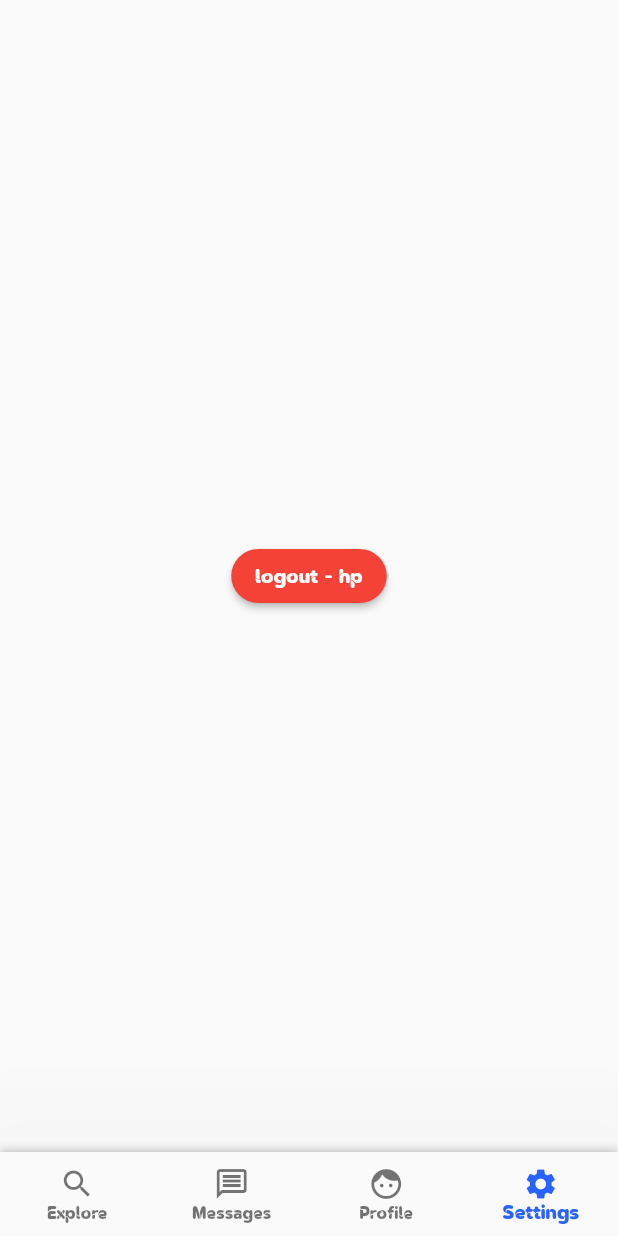
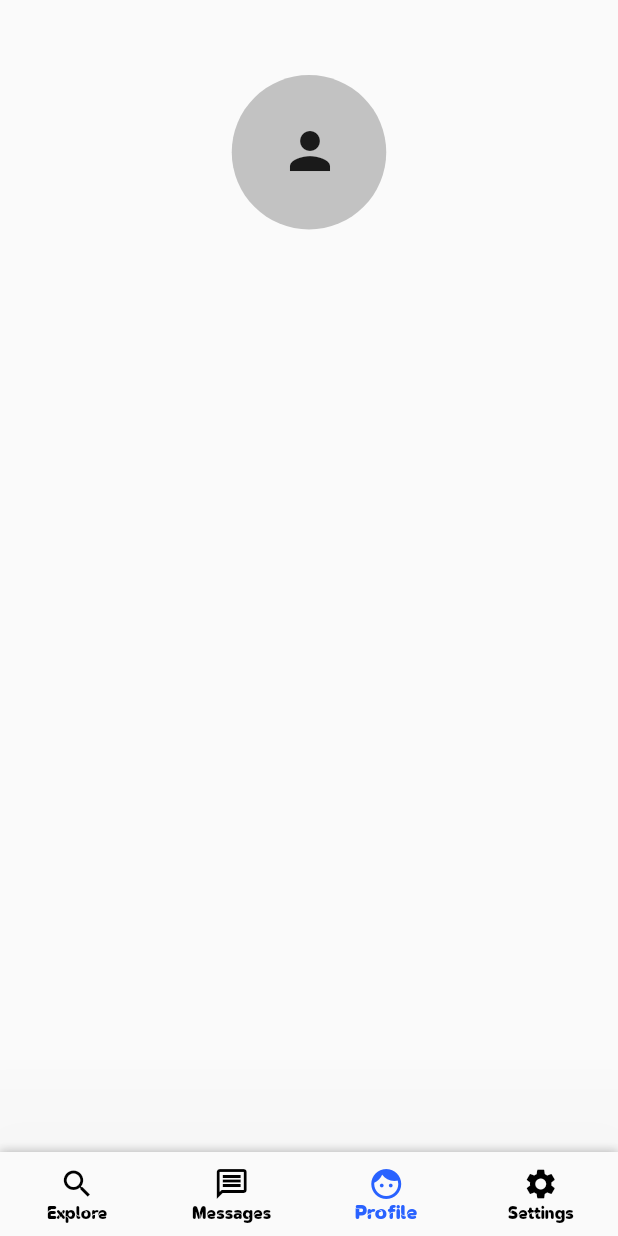
Before and after one commit to Huz1995/Gel, a Flutter app: the HairArtistHomePage screen opened directly, on a phone screen of 412 x 824 dp. Run offline on Flutter 3.47's test engine with Material 2 defaults, Android fonts, the phone set to English and light mode, and no system bars; our stand-ins replace animated_text_kit, email_validator, firebase_auth, firebase_core, geolocator, google_maps_flutter and 1 more; accounts and stored records are empty.

Commit message:
built a bottom nav bar that allows the user to swipe between explore, messages profile and settings, chose those 4 options for now for the barber auth screen

```diff
--- a/lib/providers/authentication_provider.dart
+++ b/lib/providers/authentication_provider.dart
@@ -78,4 +78,8 @@ class AuthenticationProvider with ChangeNotifier {
   bool get isHairArtist {
     return _isHairArtist;
   }
+
+  UserCredential get userCredentials {
+    return _loggedInUser!;
+  }
 }
--- a/lib/screens/hair_client_after_login.dart
+++ b/lib/screens/hair_client_after_login.dart
@@ -1,13 +1,14 @@
 import 'package:flutter/material.dart';
 import 'package:gel/providers/authentication_provider.dart';
-import 'package:gel/widgets/small_button.dart';
+import 'package:gel/widgets/general/small_button.dart';
 import 'package:provider/provider.dart';
 
 class HairClientHomePage extends StatelessWidget {
   @override
   Widget build(BuildContext context) {
     final _authProvider = Provider.of<AuthenticationProvider>(context);
-
+    print(_authProvider.userCredentials);
+    print(_authProvider.isHairArtist);
     return Scaffold(
       body: Center(
         child: SmallButton(
--- a/lib/screens/hair_professional_after_login.dart
+++ b/lib/screens/hair_professional_after_login.dart
@@ -1,7 +1,9 @@
 import 'package:flutter/material.dart';
 import 'package:gel/providers/authentication_provider.dart';
 import 'package:gel/providers/text_size_provider.dart';
-import 'package:gel/widgets/small_button.dart';
+import 'package:gel/widgets/general/bottom_nav_bar.dart';
+import 'package:gel/widgets/general/small_button.dart';
+import 'package:gel/widgets/hairartistprofile/main_page.dart';
 import 'package:provider/provider.dart';
 
 class HairArtistHomePage extends StatefulWidget {
@@ -10,11 +12,12 @@ class HairArtistHomePage extends StatefulWidget {
 }
 
 class _HairArtistHomePageState extends State<HairArtistHomePage> {
-  int _selectedIndex = 3;
+  int _selectedIndex = 2;
 
   @override
   Widget build(BuildContext context) {
     final _authProvider = Provider.of<AuthenticationProvider>(context);
+
     final List<Widget> _widgetOptions = <Widget>[
       Text(
         'Index 1: Explore',
@@ -22,9 +25,7 @@ class _HairArtistHomePageState extends State<HairArtistHomePage> {
       Text(
         'Index 2: Messages',
       ),
-      Text(
-        'Index 3: Profile',
-      ),
+      HairArtistProfileMainPage(),
       SmallButton(
         backgroundColor: Colors.red,
         child: Text(
@@ -36,7 +37,7 @@ class _HairArtistHomePageState extends State<HairArtistHomePage> {
       ),
     ];
 
-    void _onItemTapped(int index) {
+    void _onIconTapped(int index) {
       setState(() {
         _selectedIndex = index;
       });
@@ -63,32 +64,9 @@ class _HairArtistHomePageState extends State<HairArtistHomePage> {
               ),
             ],
           ),
-          child: BottomNavigationBar(
-            type: BottomNavigationBarType.fixed,
-            elevation: 100,
-            items: const <BottomNavigationBarItem>[
-              BottomNavigationBarItem(
-                icon: Icon(Icons.search),
-                label: 'Explore',
-              ),
-              BottomNavigationBarItem(
-                icon: Icon(Icons.message_outlined),
-                label: 'Messages',
-              ),
-              BottomNavigationBarItem(
-                icon: Icon(Icons.face),
-                label: 'Profile',
-                backgroundColor: Colors.purple,
-              ),
-              BottomNavigationBarItem(
-                icon: Icon(Icons.settings),
-                label: 'Settings',
-                backgroundColor: Colors.pink,
-              ),
-            ],
-            onTap: _onItemTapped,
-            currentIndex: _selectedIndex,
-            selectedItemColor: Theme.of(context).primaryColor,
+          child: BottomNavBar(
+            selectedIndex: _selectedIndex,
+            onIconTapped: _onIconTapped,
           ),
         ),
       ),
--- a/lib/widgets/authentication/login_form.dart
+++ b/lib/widgets/authentication/login_form.dart
@@ -3,7 +3,7 @@ import 'package:gel/models/login_auth_model.dart';
 import 'package:gel/providers/authentication_provider.dart';
 import 'package:gel/providers/slideup_frontpage_provider.dart';
 import 'package:gel/providers/text_size_provider.dart';
-import 'package:gel/widgets/small_button.dart';
+import 'package:gel/widgets/general/small_button.dart';
 import 'package:provider/provider.dart';
 
 class LoginForm extends StatefulWidget {
--- a/lib/widgets/authentication/register_form_fields.dart
+++ b/lib/widgets/authentication/register_form_fields.dart
@@ -6,7 +6,7 @@ import 'package:gel/models/both_type_user_auth_model.dart';
 import 'package:gel/providers/authentication_provider.dart';
 import 'package:gel/providers/slideup_frontpage_provider.dart';
 import 'package:gel/widgets/authentication/revamped_form_field.dart';
-import 'package:gel/widgets/small_button.dart';
+import 'package:gel/widgets/general/small_button.dart';
 import 'package:provider/provider.dart';
 
 import '../../providers/text_size_provider.dart';
--- a/lib/widgets/frontpage/gel_and_skip_row.dart
+++ b/lib/widgets/frontpage/gel_and_skip_row.dart
@@ -1,8 +1,6 @@
 import 'package:flutter/material.dart';
-import 'package:gel/providers/slideup_frontpage_provider.dart';
-import 'package:gel/widgets/small_button.dart';
+import 'package:gel/widgets/general/small_button.dart';
 import 'package:provider/provider.dart';
-import 'package:sliding_up_panel/sliding_up_panel.dart';
 
 import '../../providers/text_size_provider.dart';
 
--- /dev/null
+++ b/lib/widgets/general/bottom_nav_bar.dart
@@ -0,0 +1,44 @@
+import 'package:flutter/material.dart';
+
+class BottomNavBar extends StatelessWidget {
+  const BottomNavBar({
+    Key? key,
+    required int selectedIndex,
+    required void Function(int)? onIconTapped,
+  })  : _selectedIndex = selectedIndex,
+        _onIconTapped = onIconTapped,
+        super(key: key);
+
+  final int _selectedIndex;
+  final void Function(int)? _onIconTapped;
+
+  @override
+  Widget build(BuildContext context) {
+    return BottomNavigationBar(
+      type: BottomNavigationBarType.fixed,
+      elevation: 100,
+      items: const <BottomNavigationBarItem>[
+        BottomNavigationBarItem(
+          icon: Icon(Icons.search),
+          label: 'Explore',
+        ),
+        BottomNavigationBarItem(
+          icon: Icon(Icons.message_outlined),
+          label: 'Messages',
+        ),
+        BottomNavigationBarItem(
+          icon: Icon(Icons.face),
+          label: 'Profile',
+        ),
+        BottomNavigationBarItem(
+          icon: Icon(Icons.settings),
+          label: 'Settings',
+        ),
+      ],
+      onTap: _onIconTapped,
+      currentIndex: _selectedIndex,
+      selectedItemColor: Theme.of(context).primaryColor,
+      unselectedItemColor: Colors.black,
+    );
+  }
+}
--- /dev/null
+++ b/lib/widgets/hairartistprofile/main_page.dart
@@ -0,0 +1,49 @@
+import 'package:flutter/material.dart';
+
+class HairArtistProfileMainPage extends StatelessWidget {
+  const HairArtistProfileMainPage({
+    Key? key,
+  }) : super(key: key);
+
+  @override
+  Widget build(BuildContext context) {
+    return Container(
+      height: double.infinity,
+      width: double.infinity,
+      child: Column(
+        children: [
+          SizedBox(
+            width: 50,
+            height: 50,
+          ),
+          Stack(
+            children: [
+              Container(
+                width: MediaQuery.of(context).size.width / 4,
+                height: MediaQuery.of(context).size.width / 4,
+                decoration: BoxDecoration(
+                  color: Theme.of(context).cardColor.withOpacity(0.3),
+                  borderRadius: BorderRadius.all(
+                    Radius.circular(
+                      MediaQuery.of(context).size.width / 4,
+                    ),
+                  ),
+                ),
+              ),
+              Positioned(
+                left: MediaQuery.of(context).size.width * 0.078,
+                bottom: MediaQuery.of(context).size.width * 0.078,
+
+                //bottom: MediaQuery.of(context).size.width / 4,
+                child: Icon(
+                  Icons.person,
+                  size: 40,
+                ),
+              )
+            ],
+          ),
+        ],
+      ),
+    );
+  }
+}
```
Also changed, not shown: lib/screens/unauth_map_page.dart (+9 -5 lines), lib/widgets/general/small_button.dart (renamed from lib/widgets/small_button.dart).
